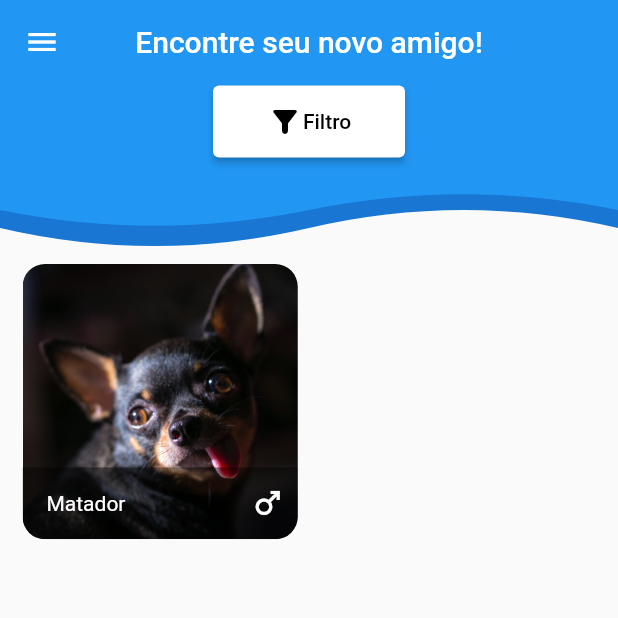
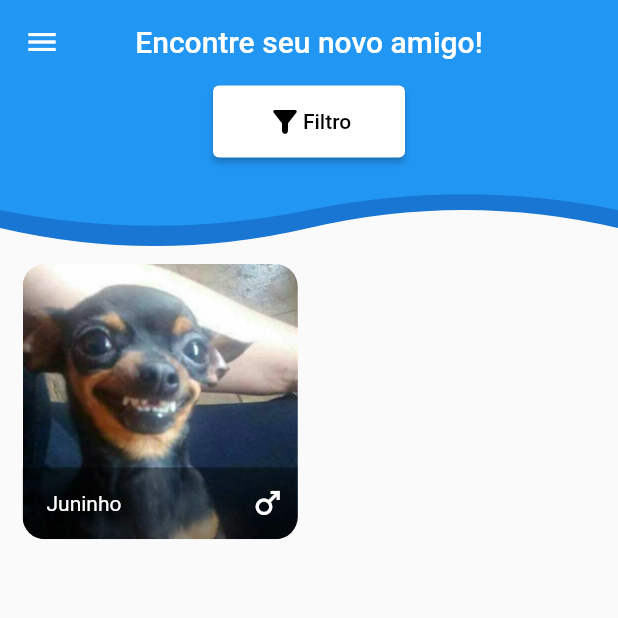
Before and after one commit to Wilian-N-Silva/the_walking_pets, a Flutter app: the Home screen opened directly, on a phone screen of 412 x 824 dp, the top half of it. Run offline on Flutter 3.47's test engine with Material 2 defaults, Android fonts, the phone set to English and light mode, and no system bars; our stand-ins replace rive, share_plus.

Commit message:
ADD: CustomDrawer new icons / ADD: AnimalProfile new components sizes / ADD: Virtual Keyboard Login Page with SingleChildScrollView

```diff
--- a/lib/data/animal.dart
+++ b/lib/data/animal.dart
@@ -4,15 +4,16 @@ import 'package:the_walking_pets/model/animal.dart';
 List<Animal> animalData(BuildContext context) {
   return [
     Animal(
-      nome: 'Matador',
+      nome: 'Juninho',
       especie: 'Canino',
       raca: 'SRD',
       idade: 3,
       porte: 'Mini',
       castrado: true,
+      vacinado: true,
       sexo: 'Macho',
       temperamento: 'Dócil',
-      foto: 'assets/placeholder_pets/dog/1.jpg',
+      foto: 'assets/placeholder_pets/dog/5.jpg',
       pelagem: null,
     ),
   ];
--- a/lib/main.dart
+++ b/lib/main.dart
@@ -1,6 +1,7 @@
 import 'package:flutter/cupertino.dart';
 import 'package:flutter/material.dart';
 import 'package:the_walking_pets/screens/home.dart';
+import 'package:the_walking_pets/screens/login.dart';
 
 void main() {
   runApp(const MyApp());
@@ -24,7 +25,7 @@ class MyApp extends StatelessWidget {
       //   '/presentationTwo': (BuildContext context) => const PresentationTwo(),
       // },
       // initialRoute: '/presentationOne',
-      home: const Home(),
+      home: const LoginPage(),
     );
   }
 }
--- a/lib/model/animal.dart
+++ b/lib/model/animal.dart
@@ -11,6 +11,7 @@ class Animal {
     this.porte,
     this.temperamento,
     required this.castrado,
+    required this.vacinado,
     required this.foto,
     this.perdido,
     this.identificacao,
@@ -27,6 +28,7 @@ class Animal {
   final String? porte;
   final String? temperamento;
   final bool castrado;
+  final bool vacinado;
   final String foto;
   final bool? perdido;
   final String? identificacao;
--- a/lib/screens/home.dart
+++ b/lib/screens/home.dart
@@ -1,4 +1,5 @@
 import 'package:flutter/material.dart';
+import 'package:flutter/services.dart';
 import 'package:the_walking_pets/data/animal.dart';
 import 'package:the_walking_pets/screens/animal_profile.dart';
 import 'package:the_walking_pets/screens/home_filter.dart';
@@ -23,7 +24,7 @@ class _HomeState extends State<Home> {
         backgroundColor: Colors.blue,
         foregroundColor: Colors.white,
       ),
-      drawer: CustomDrawer(),
+      drawer: const CustomDrawer(),
       body: SafeArea(
         child: Stack(
           children: [
--- a/lib/widgets/custom_drawer.dart
+++ b/lib/widgets/custom_drawer.dart
@@ -23,11 +23,11 @@ class _CustomDrawerState extends State<CustomDrawer> {
   final List<_Tile> tileDataSource = [
     _Tile(
       title: 'Adoção',
-      leading: Icons.cake,
+      leading: Icons.favorite,
     ),
     _Tile(
       title: 'Doação',
-      leading: Icons.health_and_safety,
+      leading: Icons.home,
     ),
     _Tile(
       title: 'Achados e Perdidos',
--- a/pubspec.yaml
+++ b/pubspec.yaml
@@ -74,6 +74,7 @@ flutter:
   - assets/placeholder_pets/dog/2.jpg
   - assets/placeholder_pets/dog/3.jpg
   - assets/placeholder_pets/dog/4.jpg
+  - assets/placeholder_pets/dog/5.jpg
 
   # An image asset can refer to one or more resolution-specific "variants", see
   # https://flutter.dev/assets-and-images/#resolution-aware.
```
Also changed, not shown: lib/screens/animal_profile.dart (+39 -29 lines), lib/screens/login.dart (+7 -1 lines), assets/placeholder_pets/dog/5.jpg (added).
